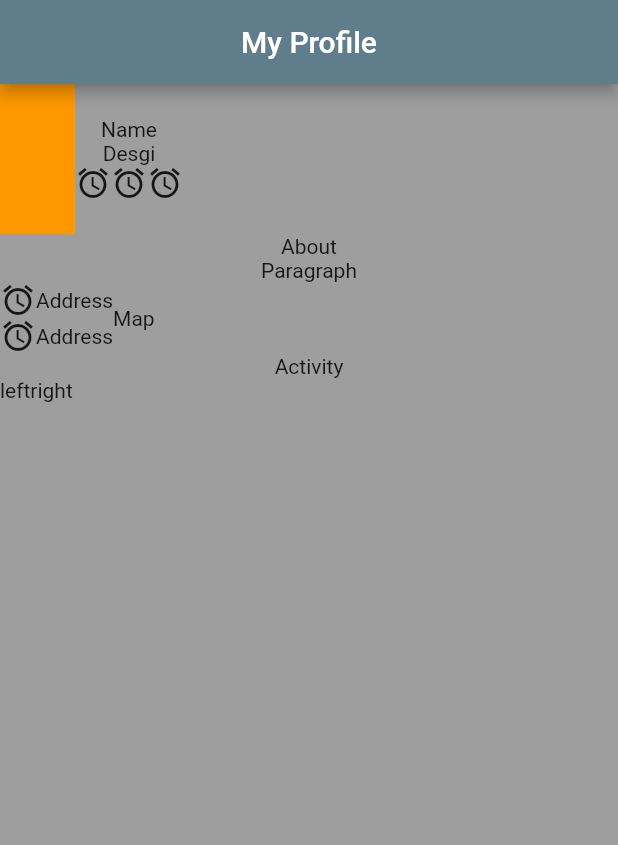
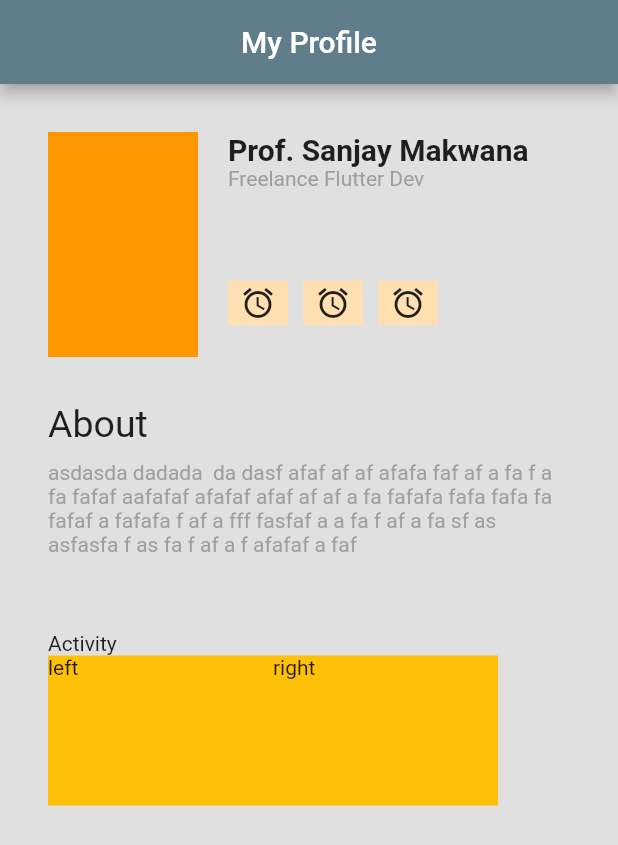
Before and after one commit to sunnymac/profileapp, a Flutter app: the screen it shows after launch, on a phone screen of 412 x 824 dp. Shown: the top 845 px of the screen. Run offline on Flutter 3.47's test engine with Material 2 defaults, Android fonts, the phone set to English and light mode, and no system bars.

Commit message:
semi structure

```diff
--- a/lib/main.dart
+++ b/lib/main.dart
@@ -14,76 +14,117 @@ class MyApp extends StatelessWidget {
       title: 'Flutter Demo',
 
       home: Scaffold(
-        backgroundColor: Colors.grey ,
+        backgroundColor: Colors.grey.shade300 ,
         appBar: AppBar(
           title: Text("My Profile"),
           backgroundColor: Colors.blueGrey,
           centerTitle: true,
         ),
-        body: Column(children: [
+        body: Padding(
+          padding: const EdgeInsets.all(32.0),
+          child: Column(
+            crossAxisAlignment: CrossAxisAlignment.start,
+            children: [
             Row(
               children: [
                 Container(
-                height: 100,
-                width: 50,
+                  height: 150,
+                  width: 100,
                   color: Colors.orange,
                 ),
-              Column(
+                SizedBox(
+                  width: 20,
+                ),
+                Container(
+                  height: 150,
+                  child: Column(
+                    mainAxisAlignment: MainAxisAlignment.start,
+                    crossAxisAlignment: CrossAxisAlignment.start,
                     children: [
-                  Text("Name"),
-                  Text("Desgi"),
+                      Text("Prof. Sanjay Makwana", style: TextStyle(
+                        fontSize: 20,
+                        fontWeight: FontWeight.bold
+                      ),),
+                      Text("Freelance Flutter Dev", style:
+                      TextStyle(
+                        color: Colors.grey
+                      ),),
+                      SizedBox(
+                        height: 60,
+                      ),
                       Row(
                         children: [
-                      Icon(Icons.access_alarm),
-                      Icon(Icons.access_alarm),
-                      Icon(Icons.access_alarm)
-                    ],
-                  )
+                          Container(
+                            height: 30,
+                            width: 40,
+                            color: Colors.orange.shade100,
+                            child: Icon(Icons.access_alarm)),
+                            SizedBox(
+                              width: 10,
+                            ),
+                            Container(
+                            height: 30,
+                            width: 40,
+                            color: Colors.orange.shade100,
+                            child: Icon(Icons.access_alarm)),
+                            SizedBox(
+                              width: 10,
+                            ),
+
+                          Container(
+                            height: 30,
+                            width: 40,
+                            color: Colors.orange.shade100,
+                            child: Icon(Icons.access_alarm)),
+
+
+
                         ],
                       )
                     ],
                   ),
-
-Text("About"),
-Text("Paragraph"),
-Container(
-  child: Row(
-    children: [
-      Column(
-        children: [
-          Row(
-            children: [
-              Icon(Icons.access_alarm),
-              Text("Address")
-            ],
-          ),
-          Row(
-            children: [
-              Icon(Icons.access_alarm),
-              Text("Address")
-            ],
                 )
               ],
             ),
-      Container(
-        child: Text("Map"),
-      )
-    ],
+            SizedBox(
+              height: 30,
+            ),
+
+Text("About", style: TextStyle(fontSize: 25),),
+SizedBox(
+  height: 10,
+),
+Text("asdasda dadada  da dasf afaf af af afafa faf af a fa f a fa fafaf aafafaf afafaf afaf af af a fa fafafa fafa fafa fa fafaf a fafafa f af a fff fasfaf a a fa f af a fa sf as asfasfa f as fa f af a f afafaf a faf",
+style: TextStyle(
+  color: Colors.grey
 ),
 ),
+SizedBox(
+  height: 50,
+),
+
 Text("Activity"),
 Row(
   children: [
+
     Container(
+      height: 100,
+      width: 150,
+      color: Colors.amber,
       child: Text("left"),
     ),
     Container(
+      height: 100,
+      width: 150,
+      color: Colors.amber,
       child: Text("right"),
-    )
+    ),
+
   ],
 )
 
           ]),
+        ),
       )
     );
   }
```
Lines whose indentation alone changed are shown as unchanged.
